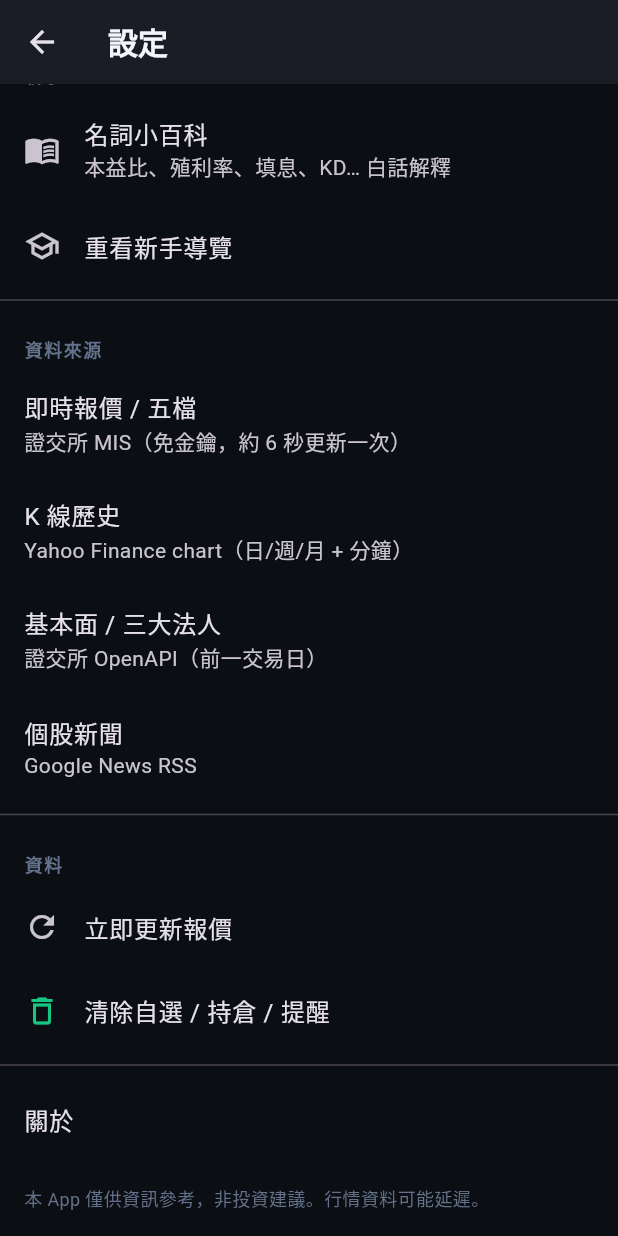
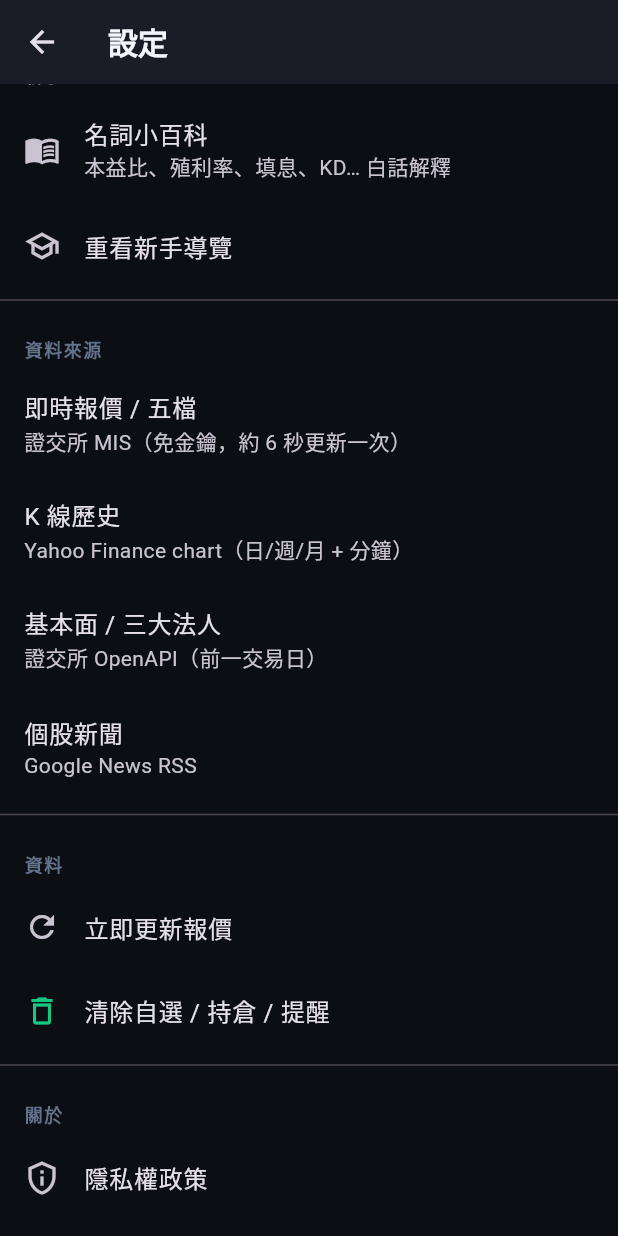
Before and after one commit to yayalin322-ux/stocktw, a Flutter app: the SettingsPage screen opened directly, scrolled down 158 dp, on a phone screen of 412 x 824 dp. Run offline on Flutter 3.47's test engine with Material 3 defaults, Android fonts, the phone set to English and light mode, and no system bars; our stand-ins replace cloud_firestore, dio, firebase_core, firebase_messaging, flutter_local_notifications, flutter_riverpod and 2 more; missing offline and left inert: add_2_calendar, home_widget, k_chart_plus, mobile_scanner; accounts and stored records are empty.

Commit message:
修財報消失、董座亂碼；K線加單指縮放滑桿；隱私權政策/服務條款

```diff
--- a/lib/pages/settings_page.dart
+++ b/lib/pages/settings_page.dart
@@ -1,10 +1,14 @@
 import 'package:flutter/material.dart';
 import 'package:flutter_riverpod/flutter_riverpod.dart';
+import 'package:url_launcher/url_launcher.dart';
 
 import '../state.dart';
 import '../theme.dart';
 import 'glossary_page.dart';
 import 'onboarding_page.dart';
+
+const _kPrivacyUrl = 'https://stock-app-89b5a.web.app/privacy.html';
+const _kTermsUrl = 'https://stock-app-89b5a.web.app/terms.html';
 
 class SettingsPage extends ConsumerWidget {
   const SettingsPage({super.key});
@@ -103,6 +107,19 @@ class SettingsPage extends ConsumerWidget {
             },
           ),
           const Divider(),
+          const _Header('關於'),
+          ListTile(
+            leading: const Icon(Icons.privacy_tip_outlined),
+            title: const Text('隱私權政策'),
+            onTap: () =>
+                launchUrl(Uri.parse(_kPrivacyUrl), mode: LaunchMode.externalApplication),
+          ),
+          ListTile(
+            leading: const Icon(Icons.description_outlined),
+            title: const Text('服務條款'),
+            onTap: () =>
+                launchUrl(Uri.parse(_kTermsUrl), mode: LaunchMode.externalApplication),
+          ),
           const AboutListTile(
             applicationName: '台股 Pro',
             applicationVersion: '1.0.0',
```
Also changed, not shown: lib/pages/quote_detail_page.dart (+31 -2 lines), lib/services/financials_service.dart (+33 -7 lines), 2 other files.
